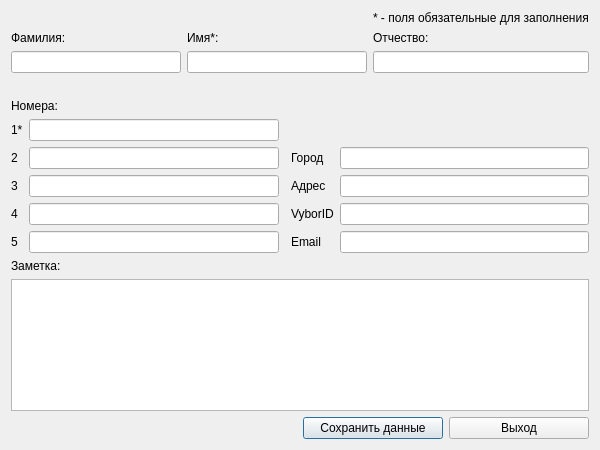
Above: AddContactDialog.ui from okostynchuk/Outcall before the change. Below: the same form after it.
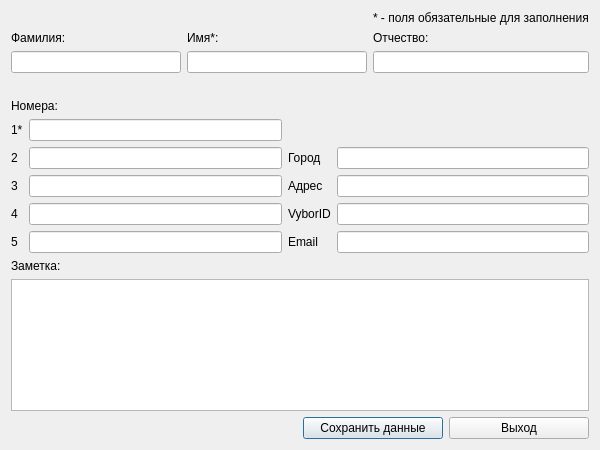
That is the form after the change.

Patch:
```diff
--- a/AddContactDialog.ui
+++ b/AddContactDialog.ui
@@ -75,7 +75,7 @@
          </property>
         </widget>
        </item>
-       <item row="3" column="0" colspan="3">
+       <item row="3" column="1" colspan="2">
         <widget class="QLabel" name="label_15">
          <property name="text">
           <string/>
@@ -183,7 +183,7 @@
        <item row="4" column="4">
         <widget class="QLineEdit" name="VyborID"/>
        </item>
-       <item row="1" column="2" colspan="3">
+       <item row="1" column="4">
         <widget class="QLabel" name="label_14">
          <property name="text">
           <string/>
```
